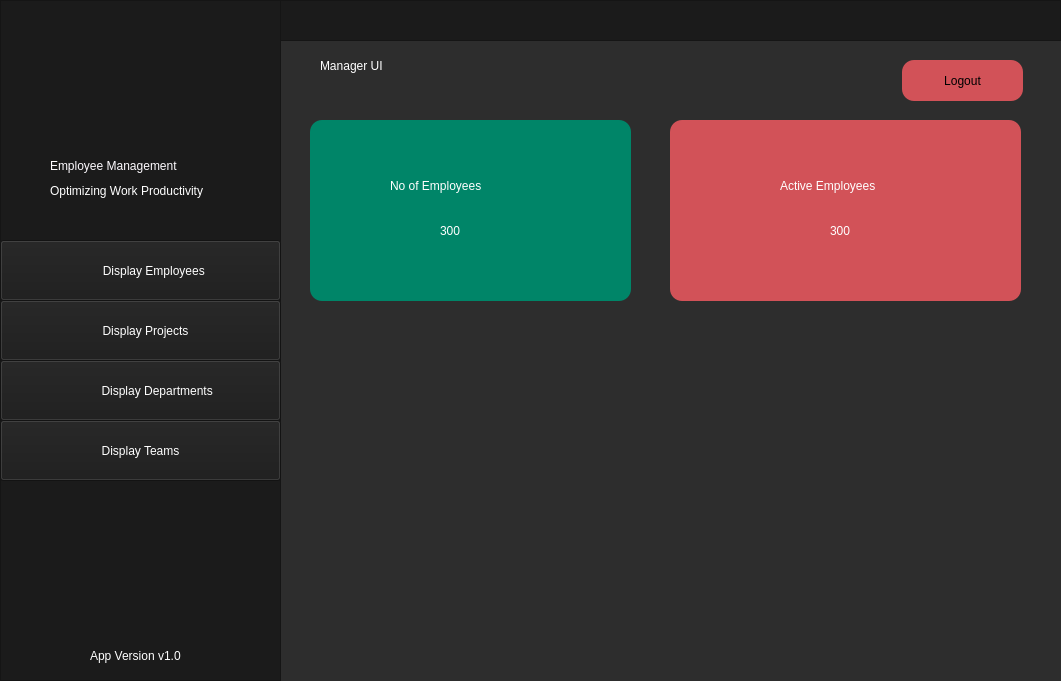
Above: qtPro/mainwindow.ui from Maliksaad231224/QT-C-Software-House-Database-System before the change. Below: the same form after it.
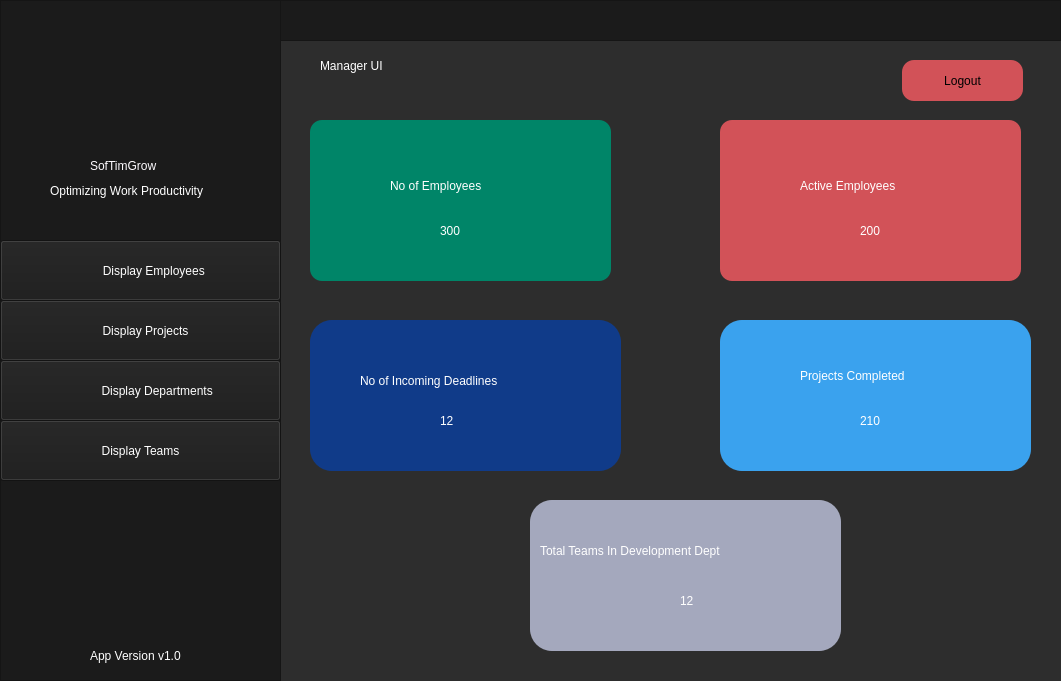
That is the form after the change. The open tabs and pages were chosen to show the change. Icons and pictures are not drawn.

Commit message: Login UI chnaged

Patch:
```diff
--- a/qtPro/mainwindow.ui
+++ b/qtPro/mainwindow.ui
@@ -2830,10 +2830,10 @@
       <widget class="QLabel" name="label_32">
        <property name="geometry">
         <rect>
-         <x>50</x>
-         <y>140</y>
-         <width>211</width>
-         <height>51</height>
+         <x>90</x>
+         <y>150</y>
+         <width>111</width>
+         <height>31</height>
         </rect>
        </property>
        <property name="styleSheet">
@@ -2841,7 +2841,7 @@
 font: 700 11pt &quot;Arial&quot;;</string>
        </property>
        <property name="text">
-        <string>Employee Management</string>
+        <string>SofTimGrow</string>
        </property>
       </widget>
       <widget class="QLabel" name="label_33">
@@ -2970,8 +2970,8 @@
        <rect>
         <x>310</x>
         <y>120</y>
-        <width>321</width>
-        <height>181</height>
+        <width>301</width>
+        <height>161</height>
        </rect>
       </property>
       <property name="styleSheet">
@@ -3022,10 +3022,10 @@
      <widget class="QFrame" name="frame_18">
       <property name="geometry">
        <rect>
-        <x>670</x>
+        <x>720</x>
         <y>120</y>
-        <width>351</width>
-        <height>181</height>
+        <width>301</width>
+        <height>161</height>
        </rect>
       </property>
       <property name="styleSheet">
@@ -3041,7 +3041,7 @@
       <widget class="QLabel" name="label_43">
        <property name="geometry">
         <rect>
-         <x>110</x>
+         <x>80</x>
          <y>50</y>
          <width>171</width>
          <height>31</height>
@@ -3058,7 +3058,7 @@
       <widget class="QLabel" name="label_44">
        <property name="geometry">
         <rect>
-         <x>160</x>
+         <x>140</x>
          <y>90</y>
          <width>41</width>
          <height>41</height>
@@ -3069,7 +3069,7 @@
 font: 700 12pt &quot;Arial&quot;;</string>
        </property>
        <property name="text">
-        <string>300</string>
+        <string>200</string>
        </property>
       </widget>
      </widget>
@@ -3106,6 +3106,174 @@
        <string>Manager UI</string>
       </property>
      </widget>
+     <widget class="QFrame" name="frame_44">
+      <property name="geometry">
+       <rect>
+        <x>720</x>
+        <y>320</y>
+        <width>311</width>
+        <height>151</height>
+       </rect>
+      </property>
+      <property name="styleSheet">
+       <string notr="true">border-radius:22px;
+background-color:rgba(58,162,238,255);</string>
+      </property>
+      <property name="frameShape">
+       <enum>QFrame::StyledPanel</enum>
+      </property>
+      <property name="frameShadow">
+       <enum>QFrame::Raised</enum>
+      </property>
+      <widget class="QLabel" name="label_183">
+       <property name="geometry">
+        <rect>
+         <x>80</x>
+         <y>40</y>
+         <width>181</width>
+         <height>31</height>
+        </rect>
+       </property>
+       <property name="styleSheet">
+        <string notr="true">font: 12pt &quot;Arial&quot;;
+color:white;</string>
+       </property>
+       <property name="text">
+        <string>Projects Completed</string>
+       </property>
+       <property name="scaledContents">
+        <bool>true</bool>
+       </property>
+       <property name="wordWrap">
+        <bool>false</bool>
+       </property>
+      </widget>
+      <widget class="QLabel" name="label_184">
+       <property name="geometry">
+        <rect>
+         <x>140</x>
+         <y>80</y>
+         <width>41</width>
+         <height>41</height>
+        </rect>
+       </property>
+       <property name="styleSheet">
+        <string notr="true">color: rgb(255, 255, 255);
+font: 700 12pt &quot;Arial&quot;;</string>
+       </property>
+       <property name="text">
+        <string>210</string>
+       </property>
+      </widget>
+     </widget>
+     <widget class="QFrame" name="frame_45">
+      <property name="geometry">
+       <rect>
+        <x>310</x>
+        <y>320</y>
+        <width>311</width>
+        <height>151</height>
+       </rect>
+      </property>
+      <property name="styleSheet">
+       <string notr="true">border-radius:22px;
+background-color: rgba(16,59,137,255);</string>
+      </property>
+      <property name="frameShape">
+       <enum>QFrame::StyledPanel</enum>
+      </property>
+      <property name="frameShadow">
+       <enum>QFrame::Raised</enum>
+      </property>
+      <widget class="QLabel" name="label_185">
+       <property name="geometry">
+        <rect>
+         <x>50</x>
+         <y>40</y>
+         <width>231</width>
+         <height>41</height>
+        </rect>
+       </property>
+       <property name="styleSheet">
+        <string notr="true">font: 12pt &quot;Arial&quot;;
+color:white;</string>
+       </property>
+       <property name="text">
+        <string>No of Incoming Deadlines</string>
+       </property>
+      </widget>
+      <widget class="QLabel" name="label_186">
+       <property name="geometry">
+        <rect>
+         <x>130</x>
+         <y>80</y>
+         <width>41</width>
+         <height>41</height>
+        </rect>
+       </property>
+       <property name="styleSheet">
+        <string notr="true">color: rgb(255, 255, 255);
+font: 700 12pt &quot;Arial&quot;;</string>
+       </property>
+       <property name="text">
+        <string>12</string>
+       </property>
+      </widget>
+     </widget>
+     <widget class="QFrame" name="frame_46">
+      <property name="geometry">
+       <rect>
+        <x>530</x>
+        <y>500</y>
+        <width>311</width>
+        <height>151</height>
+       </rect>
+      </property>
+      <property name="styleSheet">
+       <string notr="true">border-radius:22px;
+background-color: rgb(164, 168, 189);</string>
+      </property>
+      <property name="frameShape">
+       <enum>QFrame::StyledPanel</enum>
+      </property>
+      <property name="frameShadow">
+       <enum>QFrame::Raised</enum>
+      </property>
+      <widget class="QLabel" name="label_187">
+       <property name="geometry">
+        <rect>
+         <x>10</x>
+         <y>30</y>
+         <width>301</width>
+         <height>41</height>
+        </rect>
+       </property>
+       <property name="styleSheet">
+        <string notr="true">font: 12pt &quot;Arial&quot;;
+color:white;</string>
+       </property>
+       <property name="text">
+        <string>Total Teams In Development Dept</string>
+       </property>
+      </widget>
+      <widget class="QLabel" name="label_188">
+       <property name="geometry">
+        <rect>
+         <x>150</x>
+         <y>80</y>
+         <width>41</width>
+         <height>41</height>
+        </rect>
+       </property>
+       <property name="styleSheet">
+        <string notr="true">color: rgb(255, 255, 255);
+font: 700 12pt &quot;Arial&quot;;</string>
+       </property>
+       <property name="text">
+        <string>12</string>
+       </property>
+      </widget>
+     </widget>
     </widget>
     <widget class="QWidget" name="InsertProject">
      <widget class="QFrame" name="frame_19">
```
Left out of the diff: 622 changed lines with no effect on the pictures. The commit also changes 3 other files.
